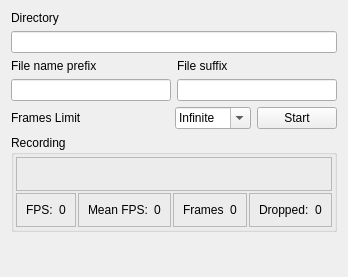
Qt form src/recordingpanel.ui (GuLinux/PlanetaryImager) before a commit.
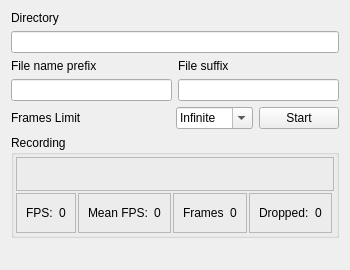
The same form after that commit.

```diff
--- a/src/recordingpanel.ui
+++ b/src/recordingpanel.ui
@@ -6,8 +6,8 @@
    <rect>
     <x>0</x>
     <y>0</y>
-    <width>290</width>
-    <height>277</height>
+    <width>299</width>
+    <height>270</height>
    </rect>
   </property>
   <layout class="QGridLayout" name="gridLayout_2">
@@ -235,6 +235,19 @@
          <enum>QFrame::Raised</enum>
         </property>
         <layout class="QHBoxLayout" name="horizontalLayout_2">
+         <item>
+          <spacer name="horizontalSpacer_2">
+           <property name="orientation">
+            <enum>Qt::Horizontal</enum>
+           </property>
+           <property name="sizeHint" stdset="0">
+            <size>
+             <width>40</width>
+             <height>20</height>
+            </size>
+           </property>
+          </spacer>
+         </item>
          <item>
           <widget class="QLabel" name="label_2">
            <property name="text">
@@ -278,7 +291,7 @@
         </layout>
        </widget>
       </item>
-      <item row="0" column="0" colspan="4">
+      <item row="0" column="0" colspan="5">
        <widget class="QFrame" name="frame_4">
         <property name="frameShape">
          <enum>QFrame::StyledPanel</enum>
```
